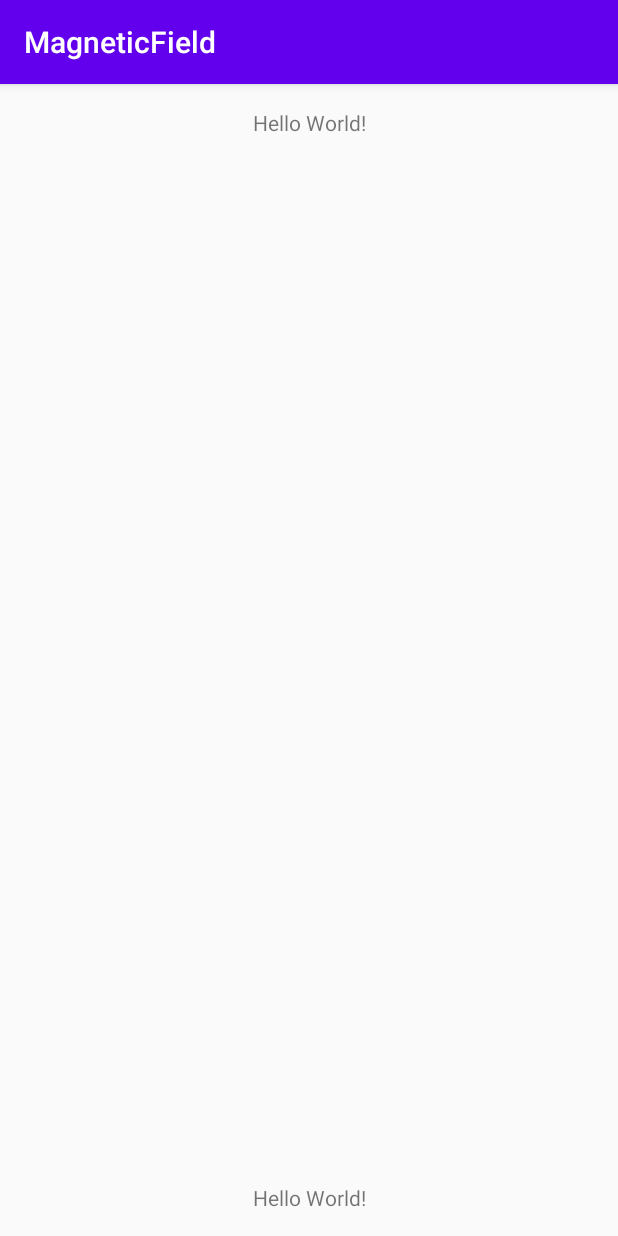
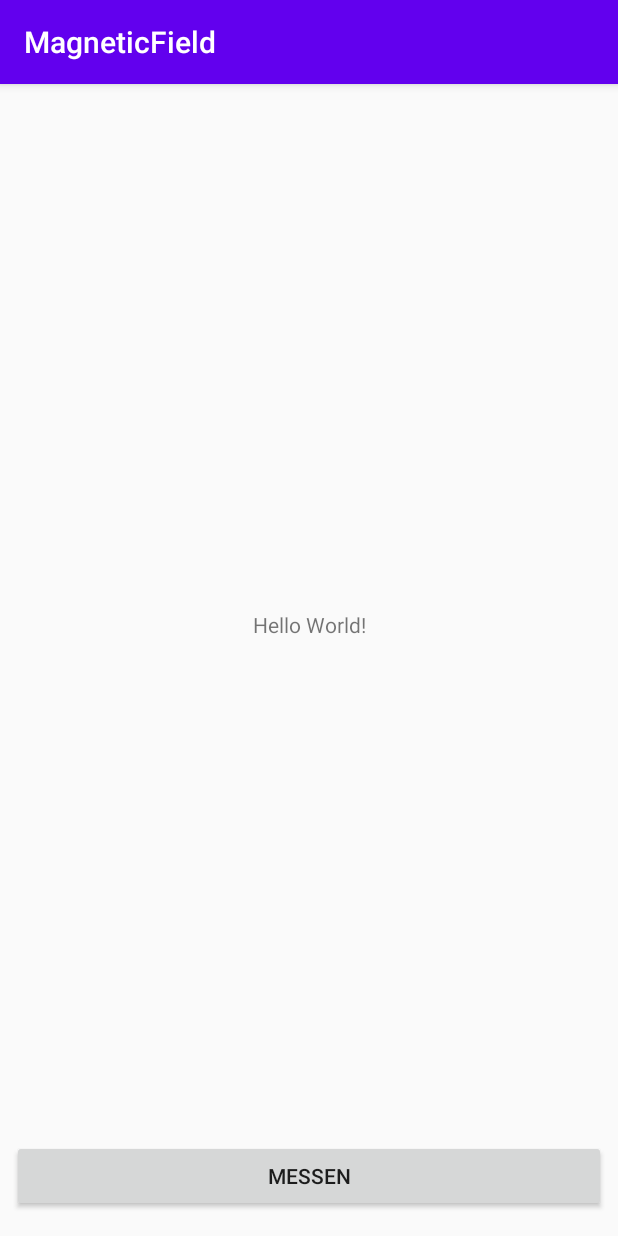
Before and after one commit to oliverdumhart/MagneticField, an Android app: the screen it shows after launch (MainActivity), on a phone screen of 412 x 824 dp. Run offline under Robolectric (Android 15) with nearby library versions, the phone set to English and light mode, and no system bars.

Commit message:
Add button and calculate average

```diff
--- a/MagneticField/app/src/main/java/at/innolab/magneticfield/MainActivity.java
+++ b/MagneticField/app/src/main/java/at/innolab/magneticfield/MainActivity.java
@@ -8,16 +8,22 @@ import android.hardware.SensorEvent;
 import android.hardware.SensorEventListener;
 import android.hardware.SensorManager;
 import android.os.Bundle;
+import android.os.Handler;
+import android.view.View;
+import android.widget.Button;
 import android.widget.TextView;
+
+import java.util.ArrayList;
+import java.util.List;
 
 public class MainActivity extends AppCompatActivity {
 
 
     private SensorManager sensorManager;
-    private Sensor uncalibratedSensor;
-    private Sensor calibratedSensor;
+    private Sensor sensor;
     private TextView calibratedTextView;
-    private TextView uncalibratedTextView;
+    private Handler handler = new Handler();
+    private Button button;
 
     @Override
     protected void onCreate(Bundle savedInstanceState) {
@@ -25,21 +31,29 @@ public class MainActivity extends AppCompatActivity {
         setContentView(R.layout.activity_main);
 
         sensorManager = (SensorManager) getSystemService(Context.SENSOR_SERVICE);
-        uncalibratedSensor = sensorManager.getDefaultSensor(Sensor.TYPE_MAGNETIC_FIELD_UNCALIBRATED);
-        calibratedSensor = sensorManager.getDefaultSensor(Sensor.TYPE_MAGNETIC_FIELD);
+        sensor = sensorManager.getDefaultSensor(Sensor.TYPE_MAGNETIC_FIELD);
 
         calibratedTextView = findViewById(R.id.calibratedTextView);
-        uncalibratedTextView = findViewById(R.id.uncalibratedTextView);
+        button = findViewById(R.id.button);
+
+        button.setOnClickListener(new View.OnClickListener() {
+            @Override
+            public void onClick(View view) {
+                startListening();
+            }
+        });
     }
+
+    private List<Float> xValues = new ArrayList<>();
+    private List<Float> yValues = new ArrayList<>();
+    private List<Float> zValues = new ArrayList<>();
 
     private SensorEventListener calibratedSensorListener = new SensorEventListener() {
         @Override
         public void onSensorChanged(SensorEvent sensorEvent) {
-            StringBuilder builder = new StringBuilder();
-            for(float v : sensorEvent.values)
-                builder.append(v);
-
-            calibratedTextView.setText(builder.toString());
+            xValues.add(sensorEvent.values[0]);
+            yValues.add(sensorEvent.values[1]);
+            zValues.add(sensorEvent.values[2]);
         }
 
         @Override
@@ -48,34 +62,47 @@ public class MainActivity extends AppCompatActivity {
         }
     };
 
-    private SensorEventListener uncalibratedSensorListener = new SensorEventListener() {
-        @Override
-        public void onSensorChanged(SensorEvent sensorEvent) {
-            StringBuilder builder = new StringBuilder();
-            for(float v : sensorEvent.values)
-                builder.append(v);
+    private void startListening(){
+        button.setEnabled(false);
+        xValues.clear();
+        yValues.clear();
+        zValues.clear();
 
-            uncalibratedTextView.setText(builder.toString());
-        }
+        sensorManager.registerListener(calibratedSensorListener, sensor, SensorManager.SENSOR_DELAY_NORMAL);
 
-        @Override
-        public void onAccuracyChanged(Sensor sensor, int i) {
+        handler.postDelayed(new Runnable() {
+            @Override
+            public void run() {
+                stopListening();
+                float x = calcAvg(xValues);
+                float y = calcAvg(yValues);
+                float z = calcAvg(zValues);
+                calibratedTextView.setText(x + "\n" + y + "\n" + z);
+            }
+        }, 1_000);
+    }
 
-        }
-    };
+    private void stopListening(){
+        button.setEnabled(true);
+        sensorManager.unregisterListener(calibratedSensorListener);
+    }
 
     @Override
     protected void onResume() {
         super.onResume();
+    }
 
-        sensorManager.registerListener(uncalibratedSensorListener, uncalibratedSensor, SensorManager.SENSOR_DELAY_NORMAL);
-        sensorManager.registerListener(calibratedSensorListener, calibratedSensor, SensorManager.SENSOR_DELAY_NORMAL);
+    private float calcAvg(List<Float> values){
+        float sum = 0;
+        for(float v : values){
+            sum += v;
+        }
+        return sum/values.size();
     }
 
     @Override
     protected void onPause() {
         super.onPause();
-        sensorManager.unregisterListener(uncalibratedSensorListener);
         sensorManager.unregisterListener(calibratedSensorListener);
     }
 }
--- a/MagneticField/app/src/main/res/layout/activity_main.xml
+++ b/MagneticField/app/src/main/res/layout/activity_main.xml
@@ -14,20 +14,23 @@
         android:layout_marginTop="16dp"
         android:layout_marginEnd="16dp"
         android:text="Hello World!"
+        app:layout_constraintBottom_toTopOf="@+id/button"
         app:layout_constraintEnd_toEndOf="parent"
         app:layout_constraintStart_toStartOf="parent"
         app:layout_constraintTop_toTopOf="parent" />
 
-    <TextView
-        android:id="@+id/uncalibratedTextView"
-        android:layout_width="wrap_content"
+    <Button
+        android:id="@+id/button"
+        android:layout_width="0dp"
         android:layout_height="wrap_content"
-        android:layout_marginStart="16dp"
-        android:layout_marginEnd="16dp"
+        android:layout_marginStart="8dp"
+        android:layout_marginEnd="8dp"
         android:layout_marginBottom="16dp"
-        android:text="Hello World!"
+        android:text="Messen"
         app:layout_constraintBottom_toBottomOf="parent"
         app:layout_constraintEnd_toEndOf="parent"
-        app:layout_constraintStart_toStartOf="parent" />
+        app:layout_constraintStart_toStartOf="parent">
+
+    </Button>
 
 </androidx.constraintlayout.widget.ConstraintLayout>
```
